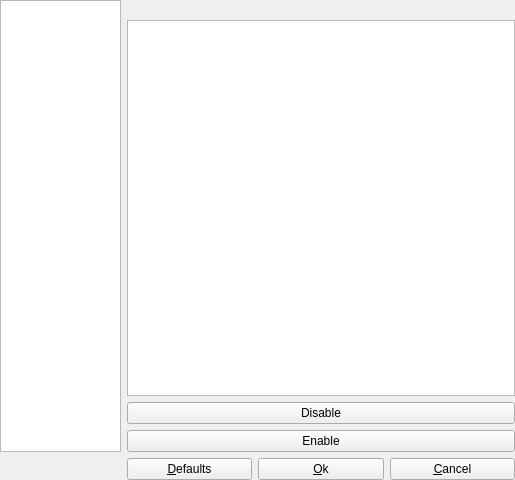
nmapsi4/nmapsi4, file nmapsi4/preference/profilemain.ui: the form before one commit.
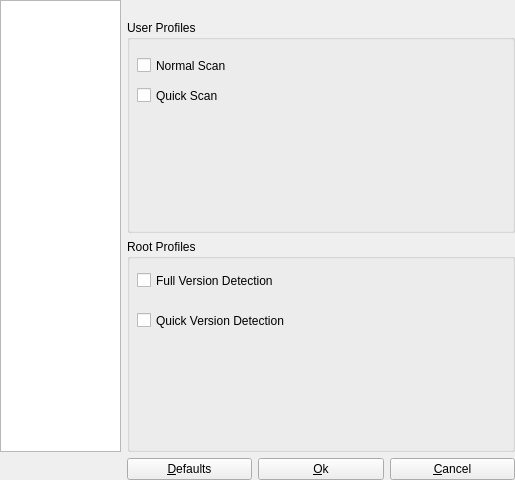
The form after the commit. The open tabs and pages were chosen to show the change. Icons and pictures are not drawn.

The edit to the form file:
```diff
--- a/nmapsi4/preference/profilemain.ui
+++ b/nmapsi4/preference/profilemain.ui
@@ -380,42 +380,6 @@
        </item>
       </layout>
      </widget>
-     <widget class="QWidget" name="page_4">
-      <layout class="QVBoxLayout" name="verticalLayout_2">
-       <property name="margin">
-        <number>0</number>
-       </property>
-       <item>
-        <widget class="QListWidget" name="extList">
-         <property name="spacing">
-          <number>10</number>
-         </property>
-        </widget>
-       </item>
-       <item>
-        <widget class="QPushButton" name="disableB">
-         <property name="text">
-          <string>Disable</string>
-         </property>
-         <property name="icon">
-          <iconset resource="../../mainwin.qrc">
-           <normaloff>:/images/nmapsi4/preference/images/preferences-pluginD.png</normaloff>:/images/nmapsi4/preference/images/preferences-pluginD.png</iconset>
-         </property>
-        </widget>
-       </item>
-       <item>
-        <widget class="QPushButton" name="activeB">
-         <property name="text">
-          <string>Enable</string>
-         </property>
-         <property name="icon">
-          <iconset resource="../../mainwin.qrc">
-           <normaloff>:/images/nmapsi4/preference/images/preferences-pluginA.png</normaloff>:/images/nmapsi4/preference/images/preferences-pluginA.png</iconset>
-         </property>
-        </widget>
-       </item>
-      </layout>
-     </widget>
      <widget class="QWidget" name="page_5">
       <layout class="QVBoxLayout" name="verticalLayout_3">
        <property name="margin">
```
